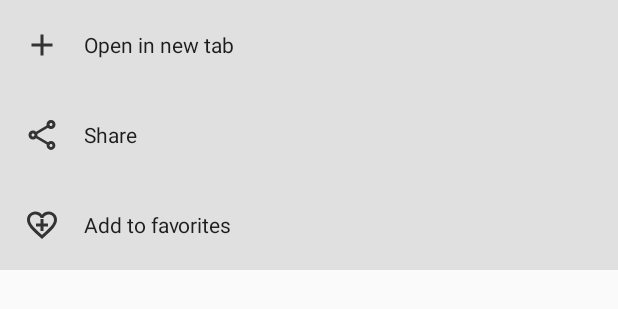
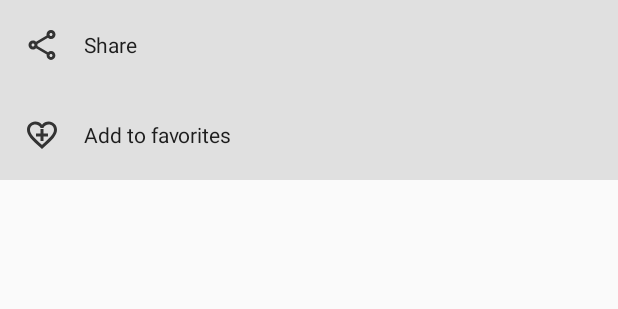
Before and after one commit to biop0765/browser1, an Android app: the layout sheet_actions.xml on its own in the app's theme, with its tools: preview values and no code run, on a phone screen of 412 x 824 dp. Shown: the top 309 px of the screen. Run offline under Robolectric (Android 15) with nearby library versions, the phone set to English and light mode, and no system bars.

Commit message:
remove sheets

```diff
--- a/app/src/main/java/org/lineageos/jelly/MainActivity.java
+++ b/app/src/main/java/org/lineageos/jelly/MainActivity.java
@@ -607,15 +607,10 @@ public class MainActivity extends WebViewExtActivity implements
         final BottomSheetDialog sheet = new BottomSheetDialog(this);
 
         View view = getLayoutInflater().inflate(R.layout.sheet_actions, new LinearLayout(this));
-        View tabLayout = view.findViewById(R.id.sheet_new_tab);
         View shareLayout = view.findViewById(R.id.sheet_share);
         View favouriteLayout = view.findViewById(R.id.sheet_favourite);
         View downloadLayout = view.findViewById(R.id.sheet_download);
 
-        tabLayout.setOnClickListener(v -> {
-            TabUtils.openInNewTab(this, url, mIncognito);
-            sheet.dismiss();
-        });
         shareLayout.setOnClickListener(v -> {
             shareUrl(url);
             sheet.dismiss();
--- a/app/src/main/java/org/lineageos/jelly/webview/WebViewExt.java
+++ b/app/src/main/java/org/lineageos/jelly/webview/WebViewExt.java
@@ -107,7 +107,7 @@ public class WebViewExt extends WebView {
         getSettings().setDomStorageEnabled(true);
         getSettings().setGeolocationEnabled(false);
         getSettings().setJavaScriptCanOpenWindowsAutomatically(true);
-        getSettings().setJavaScriptEnabled(true);
+        getSettings().setJavaScriptEnabled(false);
         getSettings().setLoadsImagesAutomatically(true);
         getSettings().setLoadWithOverviewMode(true);
         getSettings().setMediaPlaybackRequiresUserGesture(false); //for playing video
--- a/app/src/main/res/layout/sheet_actions.xml
+++ b/app/src/main/res/layout/sheet_actions.xml
@@ -12,27 +12,14 @@
      WITHOUT WARRANTIES OR CONDITIONS OF ANY KIND, either express or implied.
      See the License for the specific language governing permissions and
      limitations under the License.
+    android:minHeight="180dp"
 -->
 <LinearLayout xmlns:android="http://schemas.android.com/apk/res/android"
     xmlns:tools="http://schemas.android.com/tools"
     android:layout_width="match_parent"
     android:layout_height="wrap_content"
-    android:minHeight="180dp"
     android:orientation="vertical"
     tools:ignore="UseCompoundDrawables">
-
-    <LinearLayout
-        android:id="@+id/sheet_new_tab"
-        style="@style/AppTheme.BottomSheetLayout">
-
-        <ImageView
-            style="@style/AppTheme.BottomSheetIcon"
-            android:src="@drawable/ic_new_tab" />
-
-        <TextView
-            style="@style/AppTheme.BottomSheetText"
-            android:text="@string/menu_in_new_tab" />
-    </LinearLayout>
 
     <LinearLayout
         android:id="@+id/sheet_share"
```
